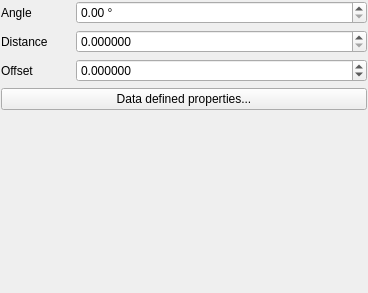
Qt form src/ui/symbollayer/widget_linepatternfill.ui (qgis/QGIS) before a commit.
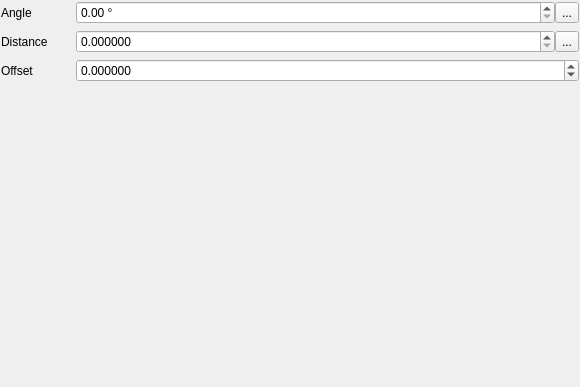
The same form after that commit. Custom widgets are drawn as their Qt base class.

What changed in the file:
```diff
--- a/src/ui/symbollayer/widget_linepatternfill.ui
+++ b/src/ui/symbollayer/widget_linepatternfill.ui
@@ -6,8 +6,8 @@
    <rect>
     <x>0</x>
     <y>0</y>
-    <width>368</width>
-    <height>293</height>
+    <width>580</width>
+    <height>387</height>
    </rect>
   </property>
   <property name="windowTitle">
@@ -26,14 +26,16 @@
    <property name="margin">
     <number>1</number>
    </property>
-   <item row="0" column="0">
+   <item row="1" column="0">
     <widget class="QLabel" name="mAngleLabel">
      <property name="text">
       <string>Angle</string>
      </property>
     </widget>
    </item>
-   <item row="0" column="1">
+   <item row="1" column="1">
+    <layout class="QHBoxLayout" name="horizontalLayout_2">
+     <item>
     <widget class="QgsDoubleSpinBox" name="mAngleSpinBox">
      <property name="suffix">
       <string> °</string>
@@ -44,19 +46,28 @@
      <property name="singleStep">
       <double>0.500000000000000</double>
      </property>
-     <property name="showClearButton">
+       <property name="showClearButton" stdset="0">
       <bool>false</bool>
      </property>
     </widget>
    </item>
-   <item row="1" column="0">
+     <item>
+      <widget class="QgsDataDefinedButton" name="mAngleDDBtn">
+       <property name="text">
+        <string>...</string>
+       </property>
+      </widget>
+     </item>
+    </layout>
+   </item>
+   <item row="3" column="0">
     <widget class="QLabel" name="mDistanceLabel">
      <property name="text">
       <string>Distance</string>
      </property>
     </widget>
    </item>
-   <item row="1" column="1">
+   <item row="3" column="1">
     <layout class="QHBoxLayout" name="horizontalLayout">
      <item>
       <widget class="QgsDoubleSpinBox" name="mDistanceSpinBox">
@@ -75,24 +86,38 @@
        <property name="singleStep">
         <double>0.200000000000000</double>
        </property>
-       <property name="showClearButton">
+       <property name="showClearButton" stdset="0">
         <bool>false</bool>
        </property>
       </widget>
      </item>
      <item>
-      <widget class="QgsUnitSelectionWidget" name="mDistanceUnitWidget" native="true"/>
+      <widget class="QgsDataDefinedButton" name="mDistanceDDBtn">
+       <property name="text">
+        <string>...</string>
+       </property>
+      </widget>
+     </item>
+     <item>
+      <widget class="QgsUnitSelectionWidget" name="mDistanceUnitWidget" native="true">
+       <property name="minimumSize">
+        <size>
+         <width>0</width>
+         <height>0</height>
+        </size>
+       </property>
+      </widget>
      </item>
     </layout>
    </item>
-   <item row="2" column="0">
+   <item row="4" column="0">
     <widget class="QLabel" name="mOffsetLabel">
      <property name="text">
       <string>Offset</string>
      </property>
     </widget>
    </item>
-   <item row="2" column="1">
+   <item row="4" column="1">
     <layout class="QHBoxLayout" name="horizontalLayout_4">
      <item>
       <widget class="QgsDoubleSpinBox" name="mOffsetSpinBox">
@@ -114,7 +139,7 @@
        <property name="singleStep">
         <double>0.200000000000000</double>
        </property>
-       <property name="showClearButton">
+       <property name="showClearButton" stdset="0">
         <bool>false</bool>
        </property>
       </widget>
@@ -124,19 +149,6 @@
      </item>
     </layout>
    </item>
-   <item row="3" column="0" colspan="2">
-    <widget class="QPushButton" name="mDataDefinedPropertiesButton">
-     <property name="sizePolicy">
-      <sizepolicy hsizetype="Minimum" vsizetype="Fixed">
-       <horstretch>0</horstretch>
-       <verstretch>0</verstretch>
-      </sizepolicy>
-     </property>
-     <property name="text">
-      <string>Data defined properties...</string>
-     </property>
-    </widget>
-   </item>
   </layout>
  </widget>
  <customwidgets>
@@ -151,6 +163,11 @@
    <header>qgsunitselectionwidget.h</header>
    <container>1</container>
   </customwidget>
+  <customwidget>
+   <class>QgsDataDefinedButton</class>
+   <extends>QToolButton</extends>
+   <header>qgsdatadefinedbutton.h</header>
+  </customwidget>
  </customwidgets>
  <resources/>
  <connections/>
```
Lines whose indentation alone changed are shown as unchanged.
